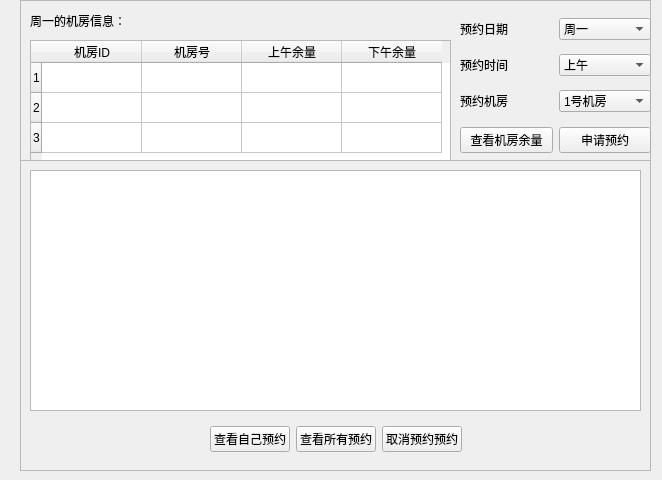
Old version of the form OrderSysV2/orderSystem/student.ui in the repository wtzhu13/CPPOrCProectDemo.
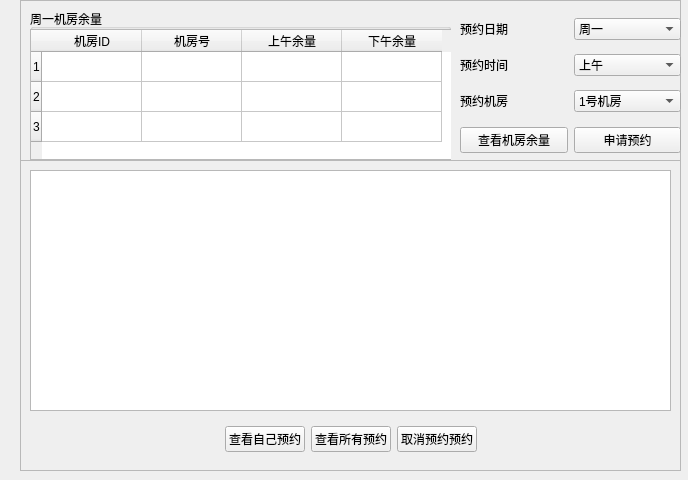
New version of the form.

```diff
--- a/OrderSysV2/orderSystem/student.ui
+++ b/OrderSysV2/orderSystem/student.ui
@@ -6,7 +6,7 @@
    <rect>
     <x>0</x>
     <y>0</y>
-    <width>662</width>
+    <width>688</width>
     <height>480</height>
    </rect>
   </property>
@@ -18,13 +18,13 @@
   </property>
   <property name="minimumSize">
    <size>
-    <width>662</width>
+    <width>688</width>
     <height>480</height>
    </size>
   </property>
   <property name="maximumSize">
    <size>
-    <width>662</width>
+    <width>688</width>
     <height>480</height>
    </size>
   </property>
@@ -36,7 +36,7 @@
     <rect>
      <x>20</x>
      <y>0</y>
-     <width>631</width>
+     <width>661</width>
      <height>161</height>
     </rect>
    </property>
@@ -46,57 +46,12 @@
    <property name="frameShadow">
     <enum>QFrame::Raised</enum>
    </property>
-   <widget class="QTableWidget" name="tableWidget_roomMargin">
-    <property name="geometry">
-     <rect>
-      <x>10</x>
-      <y>40</y>
-      <width>421</width>
-      <height>121</height>
-     </rect>
-    </property>
-    <row>
-     <property name="text">
-      <string>1</string>
-     </property>
-    </row>
-    <row>
-     <property name="text">
-      <string>2</string>
-     </property>
-    </row>
-    <row>
-     <property name="text">
-      <string>3</string>
-     </property>
-    </row>
-    <column>
-     <property name="text">
-      <string>机房ID</string>
-     </property>
-    </column>
-    <column>
-     <property name="text">
-      <string>机房号</string>
-     </property>
-    </column>
-    <column>
-     <property name="text">
-      <string>上午余量</string>
-     </property>
-    </column>
-    <column>
-     <property name="text">
-      <string>下午余量</string>
-     </property>
-    </column>
-   </widget>
    <widget class="QWidget" name="widget" native="true">
     <property name="geometry">
      <rect>
       <x>440</x>
       <y>10</y>
-      <width>191</width>
+      <width>221</width>
       <height>111</height>
      </rect>
     </property>
@@ -194,7 +149,7 @@
      <rect>
       <x>440</x>
       <y>120</y>
-      <width>191</width>
+      <width>221</width>
       <height>41</height>
      </rect>
     </property>
@@ -215,21 +170,63 @@
      </item>
     </layout>
    </widget>
-   <widget class="QLabel" name="label_4">
+   <widget class="QGroupBox" name="groupBox">
     <property name="geometry">
      <rect>
       <x>10</x>
-      <y>10</y>
-      <width>131</width>
-      <height>21</height>
+      <y>9</y>
+      <width>421</width>
+      <height>151</height>
      </rect>
     </property>
-    <property name="styleSheet">
-     <string notr="true">font: 12pt &quot;Adobe Arabic&quot;;</string>
+    <property name="title">
+     <string>周一机房余量</string>
     </property>
-    <property name="text">
-     <string>周一的机房信息：</string>
-    </property>
+    <widget class="QTableWidget" name="tableWidget_roomMargin">
+     <property name="geometry">
+      <rect>
+       <x>0</x>
+       <y>20</y>
+       <width>431</width>
+       <height>131</height>
+      </rect>
+     </property>
+     <row>
+      <property name="text">
+       <string>1</string>
+      </property>
+     </row>
+     <row>
+      <property name="text">
+       <string>2</string>
+      </property>
+     </row>
+     <row>
+      <property name="text">
+       <string>3</string>
+      </property>
+     </row>
+     <column>
+      <property name="text">
+       <string>机房ID</string>
+      </property>
+     </column>
+     <column>
+      <property name="text">
+       <string>机房号</string>
+      </property>
+     </column>
+     <column>
+      <property name="text">
+       <string>上午余量</string>
+      </property>
+     </column>
+     <column>
+      <property name="text">
+       <string>下午余量</string>
+      </property>
+     </column>
+    </widget>
    </widget>
   </widget>
   <widget class="QFrame" name="frame_2">
@@ -237,7 +234,7 @@
     <rect>
      <x>20</x>
      <y>160</y>
-     <width>631</width>
+     <width>661</width>
      <height>311</height>
     </rect>
    </property>
```
